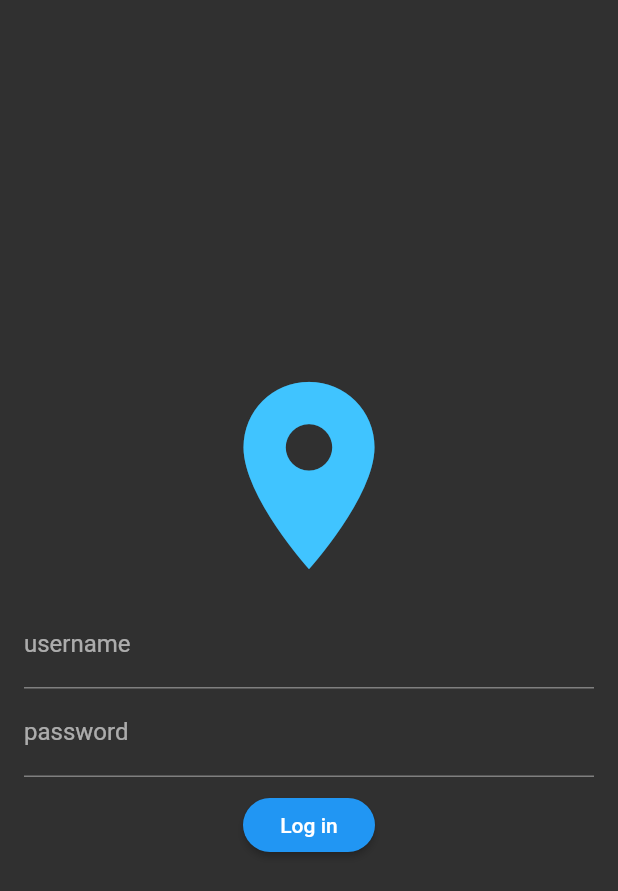
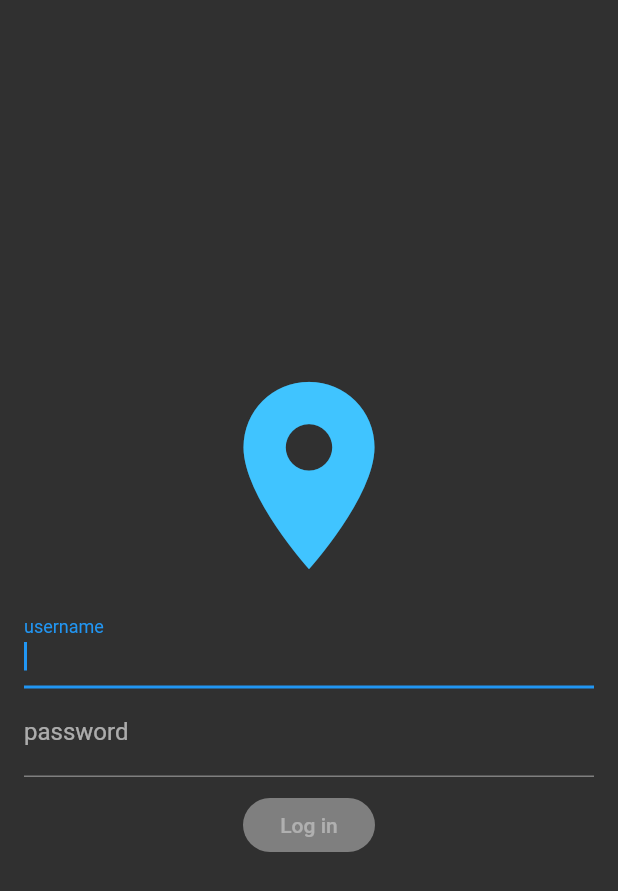
Before and after one commit to cezaryzelisko/gps-tracker-mobile, a Flutter app: the screen it shows after launch, on a phone screen of 412 x 824 dp. Shown: the top 891 px of the screen. Run offline on Flutter 3.47's test engine with Material 2 defaults, Android fonts, the phone set to English and light mode, and no system bars; our stand-ins replace flutter_map, latlong; accounts and stored records are empty.

Commit message:
- logging out, - login screen UI improvements.

```diff
--- a/lib/screens/login_screen.dart
+++ b/lib/screens/login_screen.dart
@@ -12,6 +12,8 @@ class _LoginScreenState extends State<LoginScreen> {
   static final _formKey = GlobalKey<FormState>();
   var _username = '';
   var _password = '';
+  var _loginEnabled = false;
+  var _passwordFocus = FocusNode();
 
   void loginHandler(UserProvider provider) {
     FocusScope.of(context).unfocus();
@@ -36,13 +38,21 @@ class _LoginScreenState extends State<LoginScreen> {
           if (userProvider.error.length > 0)
             Padding(
               padding: const EdgeInsets.symmetric(vertical: 8, horizontal: 16),
-              child: Text(userProvider.error),
+              child: Text(
+                userProvider.error,
+                style: TextStyle(color: Theme.of(context).errorColor),
+              ),
             ),
           Padding(
             padding: const EdgeInsets.symmetric(vertical: 8, horizontal: 16),
             child: Form(
               key: _formKey,
               autovalidate: true,
+              onChanged: () {
+                setState(() {
+                  _loginEnabled = _formKey.currentState.validate();
+                });
+              },
               child: Column(
                 children: [
                   TextFormField(
@@ -56,8 +66,13 @@ class _LoginScreenState extends State<LoginScreen> {
                     },
                     initialValue: _username,
                     onSaved: (newValue) => _username = newValue,
+                    autofocus: true,
+                    autocorrect: false,
+                    textInputAction: TextInputAction.next,
+                    onFieldSubmitted: (value) => _passwordFocus.requestFocus(),
                   ),
                   TextFormField(
+                    focusNode: _passwordFocus,
                     decoration: InputDecoration(labelText: 'password'),
                     validator: (value) {
                       if (value.length >= 6 || value.length == 0) {
@@ -69,11 +84,12 @@ class _LoginScreenState extends State<LoginScreen> {
                     initialValue: _password,
                     onSaved: (newValue) => _password = newValue,
                     obscureText: true,
+                    textInputAction: TextInputAction.done,
                   ),
                   SizedBox(height: 8),
                   RaisedButton(
                     child: Text('Log in'),
-                    onPressed: () => loginHandler(userProvider),
+                    onPressed: _loginEnabled ? () => loginHandler(userProvider) : null,
                   ),
                 ],
               ),
```
Also changed, not shown: lib/providers/user_provider.dart (+6 -1 lines), lib/screens/home_screen.dart (+31 -0 lines).
